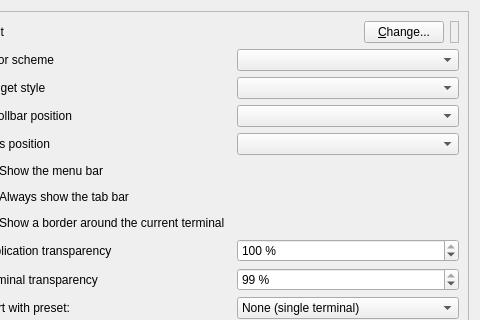
First picture: the form in src/forms/propertiesdialog.ui, repository lxqt/qterminal, before the edit; both pictures show x 233 to 713 and y 0 to 320 of the 713 by 487 pixel window.
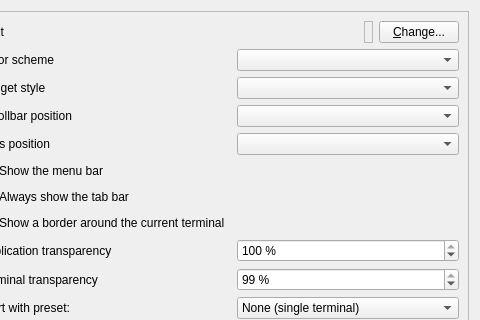
Second picture: the form after the edit.

Commit message: Changed position of font button in settings.

Diff of the .ui file:
```diff
--- a/src/forms/propertiesdialog.ui
+++ b/src/forms/propertiesdialog.ui
@@ -270,13 +270,6 @@
             </property>
            </spacer>
           </item>
-          <item>
-           <widget class="QPushButton" name="changeFontButton">
-            <property name="text">
-             <string>&amp;Change...</string>
-            </property>
-           </widget>
-          </item>
           <item>
            <widget class="QLabel" name="fontSampleLabel">
             <property name="frameShape">
@@ -290,6 +283,13 @@
             </property>
            </widget>
           </item>
+          <item>
+           <widget class="QPushButton" name="changeFontButton">
+            <property name="text">
+             <string>&amp;Change...</string>
+            </property>
+           </widget>
+          </item>
          </layout>
         </widget>
        </item>
```
